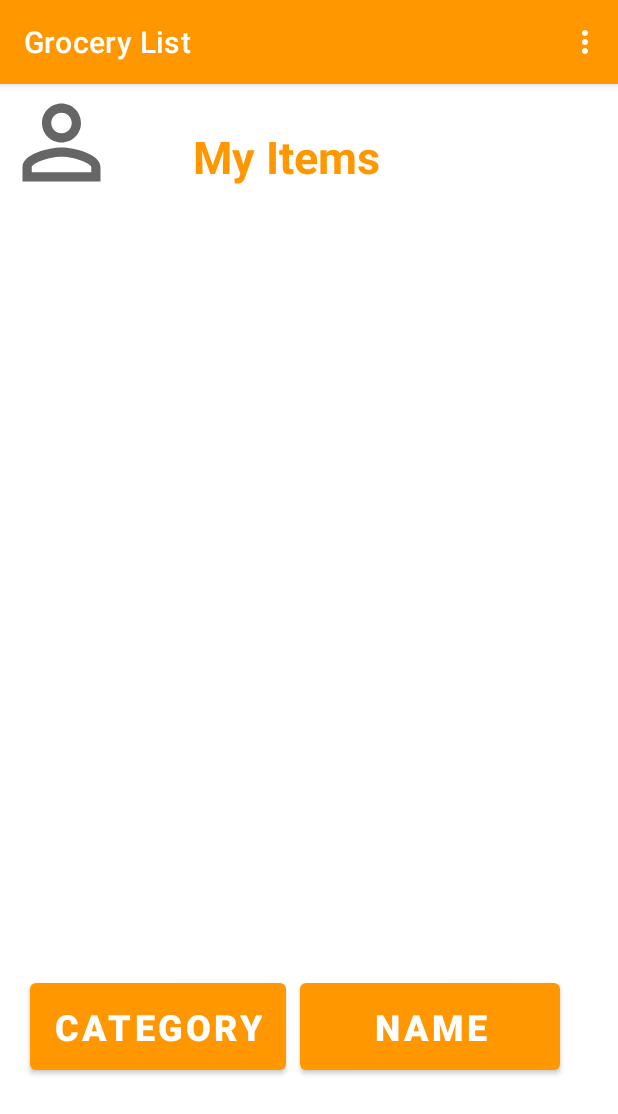
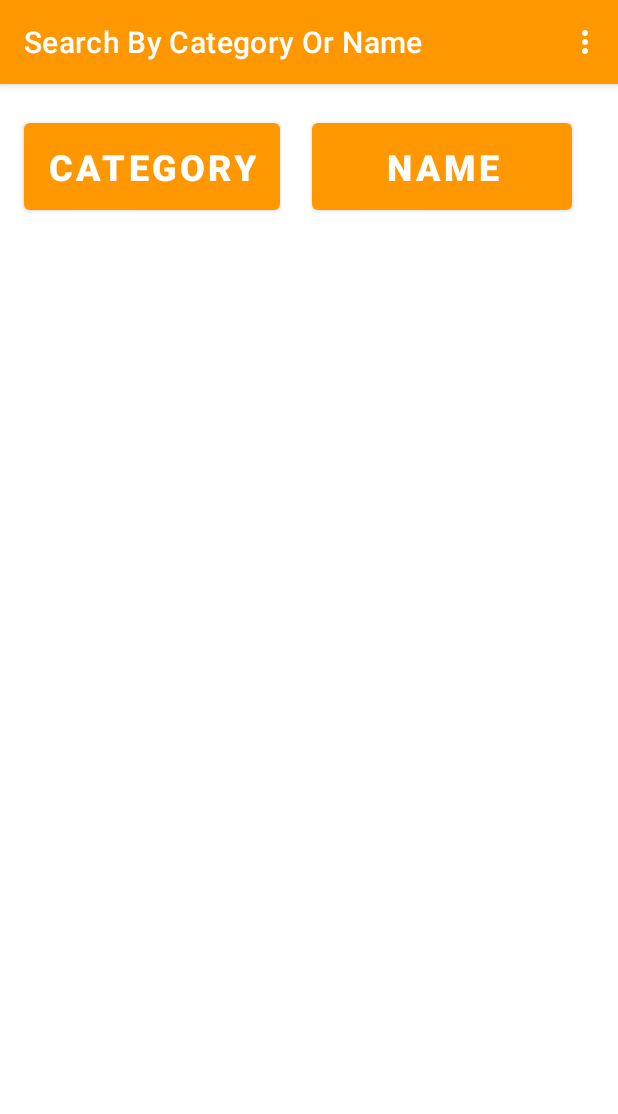
Before and after one commit to bannyadasrao/370FinalProject, an Android app: the MyItems screen opened directly, with no data from a screen before it, on a phone screen of 412 x 824 dp. Shown: the top 1114 px of the screen. Run offline under Robolectric (Android 15) with nearby library versions, the phone set to English and light mode, and no system bars; Roboto replaces fonts that are not available here.

Commit message:
Modify the search by category or name page

```diff
--- a/GLM/app/src/main/AndroidManifest.xml
+++ b/GLM/app/src/main/AndroidManifest.xml
@@ -30,7 +30,7 @@
             android:label="Search By Category" />
         <activity
             android:name=".MyItems"
-            android:label="Grocery List" />
+            android:label="Search By Category Or Name" />
         <activity
             android:name=".createLists"
             android:label="Create New Lists"
--- a/GLM/app/src/main/res/layout/activity_my_items.xml
+++ b/GLM/app/src/main/res/layout/activity_my_items.xml
@@ -5,36 +5,6 @@
     android:layout_width="match_parent"
     android:layout_height="match_parent"
     tools:context=".MyItems">
-
-    <ImageView
-        android:id="@+id/imageView4"
-        android:layout_width="82dp"
-        android:layout_height="78dp"
-        android:contentDescription="@string/todo"
-        app:layout_constraintBottom_toTopOf="@+id/createList"
-        app:layout_constraintEnd_toEndOf="parent"
-        app:layout_constraintHorizontal_bias="0.048"
-        app:layout_constraintStart_toStartOf="parent"
-        app:layout_constraintTop_toTopOf="parent"
-        app:layout_constraintVertical_bias="0.041"
-        app:srcCompat="@drawable/ic_baseline_perm_identity_24" />
-
-    <TextView
-        android:id="@+id/textView2"
-        android:layout_width="154dp"
-        android:layout_height="50dp"
-        android:layout_centerHorizontal="true"
-        android:layout_marginTop="28dp"
-        android:text="@string/my_items"
-        android:textColor="#FF9800"
-        android:textSize="30sp"
-        android:textStyle="bold" />
-
-    <androidx.recyclerview.widget.RecyclerView
-        android:id="@+id/recyclerviewforitems"
-        android:layout_width="match_parent"
-        android:layout_height="match_parent"
-        android:layout_below="@+id/textView2"/>
 
     <Button
         android:id="@+id/AddByCategory"
@@ -44,19 +14,24 @@
         android:text="Category"
         android:textSize="24sp"
         android:textStyle="bold"
-        android:layout_below="@id/imageView4"
-        android:layout_marginTop="515dp"
-        android:layout_marginLeft="20dp"/>
+        android:layout_marginTop="20dp"
+        android:layout_marginLeft="16dp"/>
 
     <Button
         android:id="@+id/AddByItemName"
         android:layout_width="173dp"
         android:layout_height="70dp"
-        android:layout_marginTop="593dp"
-        android:layout_marginBottom="10dp"
-        android:layout_marginLeft="200dp"
+        android:layout_marginLeft="208dp"
         android:onClick="goSearchItemNamePage"
         android:text="Name"
         android:textSize="24sp"
-        android:textStyle="bold" />
+        android:textStyle="bold"
+        android:layout_marginTop="20dp" />
+
+    <androidx.recyclerview.widget.RecyclerView
+        android:id="@+id/recyclerviewforitems"
+        android:layout_width="match_parent"
+        android:layout_height="match_parent"
+        android:layout_below="@+id/AddByItemName" />
+
 </RelativeLayout>
```
